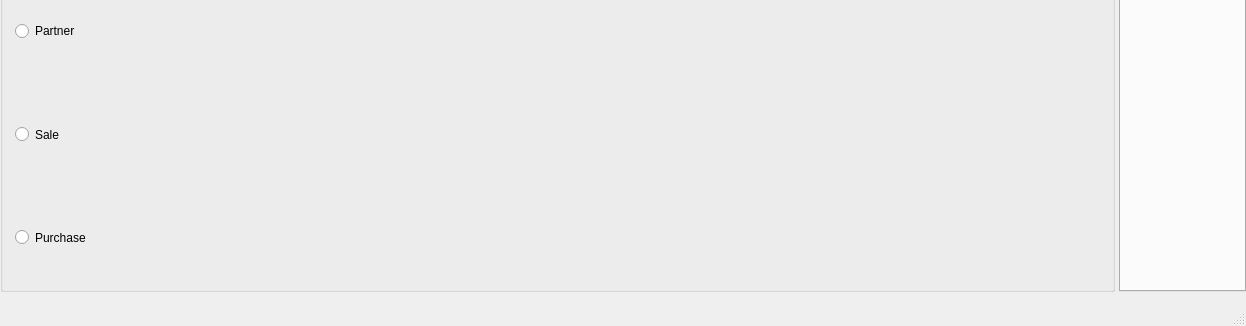
Above: mainwindow.ui from ytxerp/ytx-client before the change; both pictures show x 0 to 1246 and y 396 to 722 of the 1246 by 722 pixel window. Below: the same form after it.
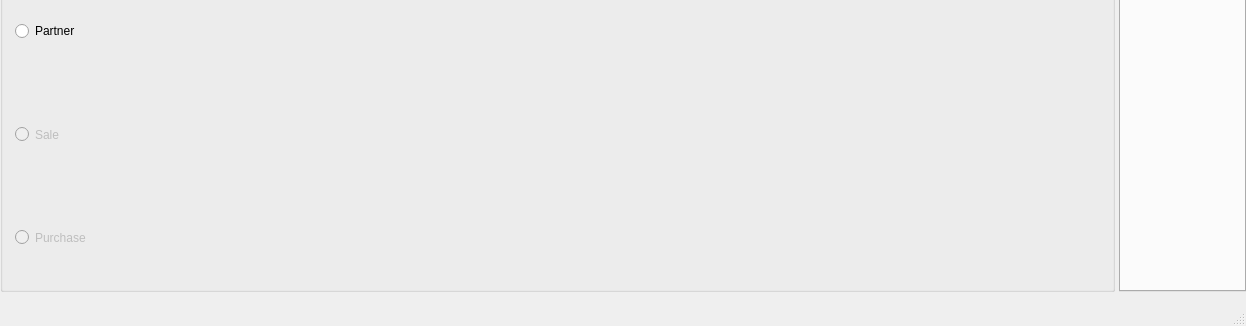
That is the form after the change.

What changed in the file:
```diff
--- a/mainwindow.ui
+++ b/mainwindow.ui
@@ -130,6 +130,9 @@
         </item>
         <item>
          <widget class="QRadioButton" name="rBtnSale">
+          <property name="enabled">
+           <bool>false</bool>
+          </property>
           <property name="sizePolicy">
            <sizepolicy hsizetype="Minimum" vsizetype="Preferred">
             <horstretch>0</horstretch>
@@ -143,6 +146,9 @@
         </item>
         <item>
          <widget class="QRadioButton" name="rBtnPurchase">
+          <property name="enabled">
+           <bool>false</bool>
+          </property>
           <property name="sizePolicy">
            <sizepolicy hsizetype="Minimum" vsizetype="Preferred">
             <horstretch>0</horstretch>
```
Left out of the diff: 6 changed lines with no effect on the pictures.
